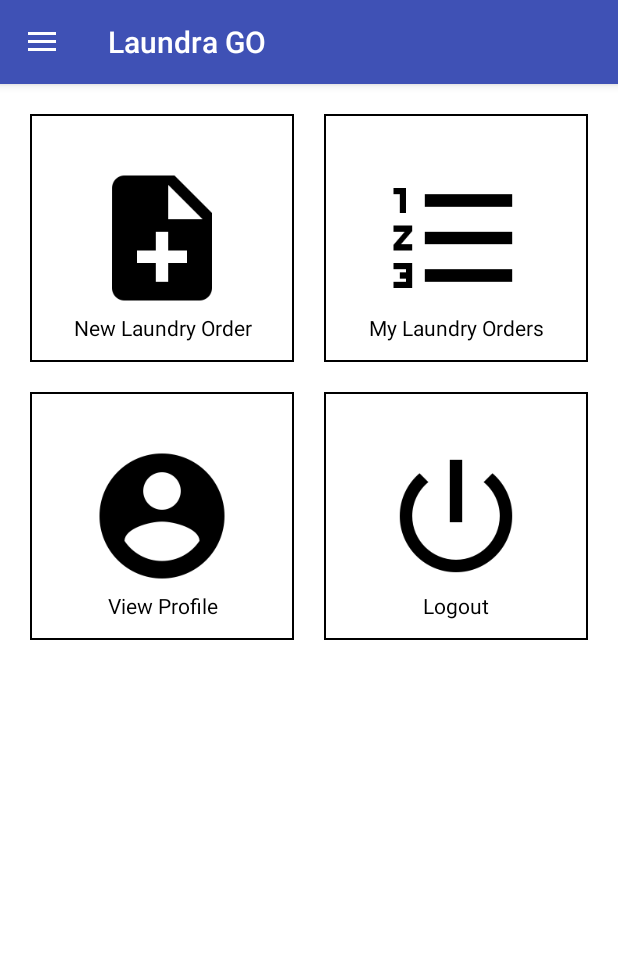
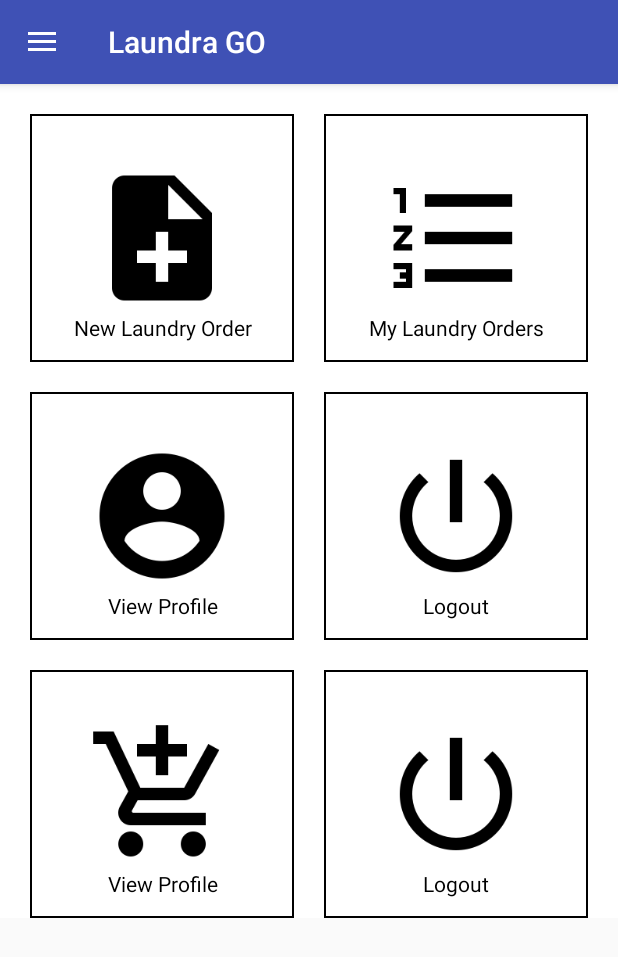
Before and after one commit to Roohiashahzad/Laundry, an Android app: the HomeActivity screen opened directly, with no data from a screen before it, on a phone screen of 412 x 824 dp. Shown: the top 957 px of the screen. Run offline under Robolectric (Android 15) with nearby library versions, the phone set to English and light mode, and no system bars.

Commit message:
Added more buttons on home screen and basket fragment. Basket is not complete yet.

```diff
--- a/app/src/main/java/com/roohia/hp/laundry/gui/application/LaundraGoApplication.java
+++ b/app/src/main/java/com/roohia/hp/laundry/gui/application/LaundraGoApplication.java
@@ -2,6 +2,7 @@ package com.roohia.hp.laundry.gui.application;
 
 import android.support.multidex.MultiDexApplication;
 
+import com.orm.SugarContext;
 
 
 public class LaundraGoApplication extends MultiDexApplication {
@@ -15,12 +16,13 @@ public class LaundraGoApplication extends MultiDexApplication {
     public void onCreate() {
         super.onCreate();
         instance = this;
+        SugarContext.init(this);
 
     }
 
     @Override
     public void onTerminate() {
         super.onTerminate();
-
+        SugarContext.terminate();
     }
 }
--- a/app/src/main/res/layout/activity_login.xml
+++ b/app/src/main/res/layout/activity_login.xml
@@ -67,7 +67,7 @@
                 android:minWidth="450dp"
                 android:paddingLeft="10dp"
                 android:singleLine="true"
-                android:text=""
+                android:text="admin"
                 android:textColor="@color/black"
                 android:textCursorDrawable="@null"
                 android:textSize="14sp" />
@@ -104,7 +104,7 @@
                 android:minWidth="450dp"
                 android:paddingLeft="10dp"
                 android:singleLine="true"
-                android:text=""
+                android:text="admin"
                 android:textColor="@color/black"
                 android:textCursorDrawable="@null"
                 android:textSize="14sp" />
--- a/app/src/main/res/layout/content_main.xml
+++ b/app/src/main/res/layout/content_main.xml
@@ -1,5 +1,5 @@
 <?xml version="1.0" encoding="utf-8"?>
-<RelativeLayout xmlns:android="http://schemas.android.com/apk/res/android"
+<ScrollView xmlns:android="http://schemas.android.com/apk/res/android"
     xmlns:tools="http://schemas.android.com/tools"
     android:id="@+id/ll_main_content"
     android:layout_width="match_parent"
@@ -84,7 +84,8 @@
             android:background="@color/white"
             android:orientation="horizontal"
             android:paddingLeft="20dp"
-            android:paddingRight="20dp">
+            android:paddingRight="20dp"
+            android:paddingBottom="20dp">
 
 
             <RelativeLayout
@@ -143,5 +144,72 @@
             </RelativeLayout>
         </LinearLayout>
 
+        <LinearLayout
+            android:layout_width="match_parent"
+            android:layout_height="wrap_content"
+            android:background="@color/white"
+            android:orientation="horizontal"
+            android:paddingLeft="20dp"
+            android:paddingRight="20dp">
+
+
+            <RelativeLayout
+                android:id="@+id/rlt_basket"
+                android:layout_width="0dp"
+                android:layout_height="165dp"
+                android:layout_weight="1"
+                android:layout_marginRight="10dp"
+                android:background="@drawable/border_round_corners_home_grid">
+
+
+                <android.support.v7.widget.AppCompatImageButton
+                    android:id="@+id/ib_basket"
+                    android:layout_width="100dp"
+                    android:clickable="false"
+                    android:layout_height="100dp"
+                    android:layout_centerInParent="true"
+                    android:background="@drawable/icon_basket"
+                    />
+
+                <TextView
+                    android:layout_width="match_parent"
+                    android:clickable="false"
+                    android:layout_height="wrap_content"
+                    android:layout_below="@id/ib_basket"
+                    android:layout_centerHorizontal="true"
+                    android:text="View Profile"
+                    android:textAlignment="center"
+                    android:textColor="@color/black" />
+            </RelativeLayout>
+
+            <RelativeLayout
+                android:id="@+id/rlt_scan_qr"
+                android:layout_width="0dp"
+                android:layout_height="165dp"
+                android:layout_weight="1"
+                android:layout_marginLeft="10dp"
+                android:background="@drawable/border_round_corners_home_grid">
+
+                <android.support.v7.widget.AppCompatImageButton
+                    android:id="@+id/ib_scan_qr"
+                    android:layout_width="100dp"
+                    android:clickable="false"
+                    android:layout_height="100dp"
+                    android:layout_centerInParent="true"
+                    android:background="@drawable/icon_logout_home_grid" />
+
+                <TextView
+                    android:layout_width="match_parent"
+                    android:clickable="false"
+                    android:layout_height="wrap_content"
+                    android:layout_below="@id/ib_scan_qr"
+                    android:layout_centerHorizontal="true"
+                    android:text="Logout"
+                    android:textAlignment="center"
+                    android:textColor="@color/black" />
+            </RelativeLayout>
+        </LinearLayout>
+
     </LinearLayout>
-</RelativeLayout>
+
+</ScrollView>
```
Also changed, not shown: app/src/main/AndroidManifest.xml (+14 -0 lines), app/src/main/java/com/roohia/hp/laundry/gui/Fragments/BasketFragment.java (added, +98 -0 lines), app/src/main/java/com/roohia/hp/laundry/gui/activities/HomeActivity.java (+29 -3 lines), app/src/main/java/com/roohia/hp/laundry/gui/adapters/BasketItemsAdapter.java (added, +111 -0 lines), app/src/main/java/com/roohia/hp/laundry/model/bo/NewOrderItem.java (+25 -0 lines), app/src/main/java/com/roohia/hp/laundry/model/dbo/User.java (added, +73 -0 lines), app/src/main/res/layout/layout_basket.xml (added, +31 -0 lines), app/src/main/res/layout/layout_basket_item_row.xml (added, +156 -0 lines), app/src/main/res/drawable-hdpi/icon_basket.png (added), app/src/main/res/drawable-xhdpi/icon_basket.png (added).
